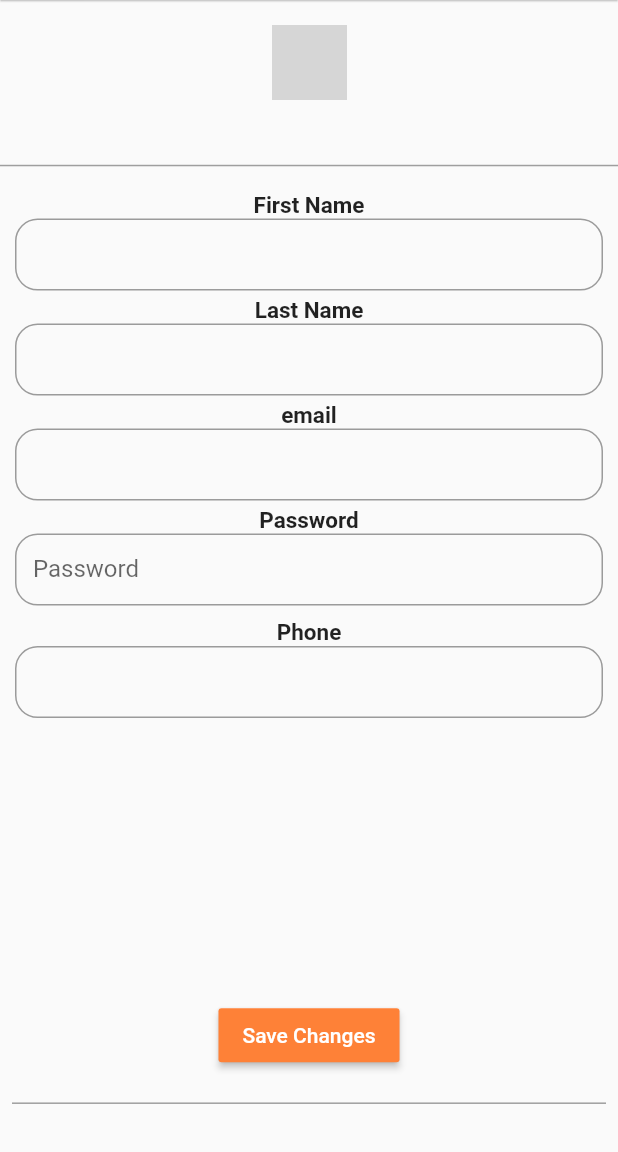
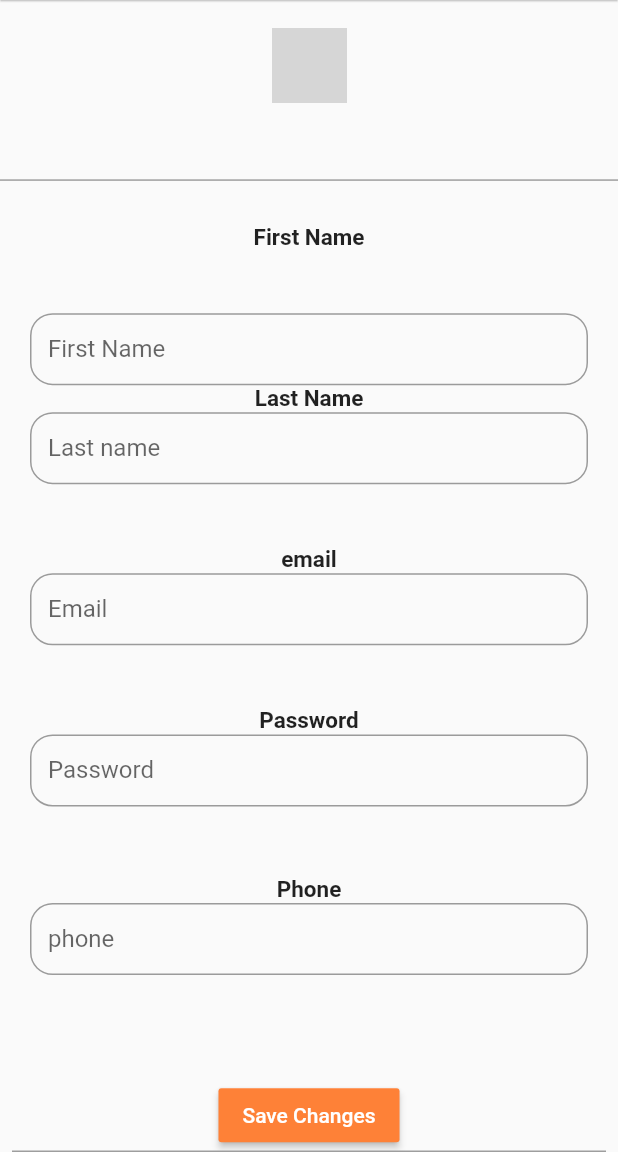
Before and after one commit to Yakumwamba/Flutter-starter-login, a Flutter app: the screen it shows after launch, after a tap on "Log in", after a tap on "Join Delivast", on a phone screen of 412 x 824 dp, the part 84-1236 px from its top. Run offline on Flutter 3.47's test engine with Material 2 defaults, Android fonts, the phone set to English and light mode, and no system bars; our stand-ins replace form_validator, get, get_storage; network calls fail; grey boxes are pictures that could not be loaded.

Commit message:
Form validation using form_validator

```diff
--- a/lib/screen_login.dart
+++ b/lib/screen_login.dart
@@ -1,4 +1,5 @@
 import 'package:flutter/material.dart';
+import 'package:form_validator/form_validator.dart';
 import 'package:get/get.dart';
 import 'package:get_storage/get_storage.dart';
 import 'package:trial_task_delivast/screen_profile.dart';
@@ -22,6 +23,8 @@ class _ScreenLoginState extends State<ScreenLogin> {
   TextEditingController passwordController = TextEditingController();
   bool _loading = false;
   final box = GetStorage();
+
+  final _formKey = GlobalKey<FormState>();
 
   @override
   void initState() {
@@ -115,8 +118,10 @@ class _ScreenLoginState extends State<ScreenLogin> {
     );
   }
 
-  Column _loginInputs() {
-    return Column(children: [
+  _loginInputs() {
+    return Form(
+      key: _formKey,
+      child: Column(children: [
         Center(
             child: Text(
           "Log in as Shopper or Driver",
@@ -128,8 +133,9 @@ class _ScreenLoginState extends State<ScreenLogin> {
               fontWeight: FontWeight.bold),
         )),
         SizedBox(height: 20),
-      TextField(
-        controller: emailController,
+        TextFormField(
+
+          validator: ValidationBuilder().email().required().build(),
           decoration: InputDecoration(
             border: new OutlineInputBorder(
               borderRadius: const BorderRadius.all(
@@ -145,8 +151,9 @@ class _ScreenLoginState extends State<ScreenLogin> {
           },
         ),
         SizedBox(height: 20),
-      TextField(
-        controller: emailController,
+        TextFormField(
+
+          validator: ValidationBuilder().minLength(8).required().build(),
           decoration: InputDecoration(
             border: new OutlineInputBorder(
               borderRadius: const BorderRadius.all(
@@ -168,6 +175,8 @@ class _ScreenLoginState extends State<ScreenLogin> {
                 ? RaisedButton(
                     onPressed: () async {
                       // Page route to Screen Profile
+
+                      if (_formKey.currentState.validate()) {
                         setState(() {
                           _loading = true;
                         });
@@ -182,6 +191,9 @@ class _ScreenLoginState extends State<ScreenLogin> {
                                 builder: (context) => ScreenProfile()),
                           );
                         });
+                      }else {
+                        Get.snackbar("Error", "Input error, try again");
+                      }
                     },
                     color: Color(0xffFE8137),
                     child: Text(
@@ -193,7 +205,8 @@ class _ScreenLoginState extends State<ScreenLogin> {
                     child: CircularProgressIndicator(
                     backgroundColor: Color(0xffFE8137),
                   ))),
-    ]);
+      ]),
+    );
   }
 
   Future _getUser() async {
--- a/lib/screen_profile.dart
+++ b/lib/screen_profile.dart
@@ -1,4 +1,5 @@
 import 'package:flutter/material.dart';
+import 'package:form_validator/form_validator.dart';
 import 'package:get/get.dart';
 import 'package:get_storage/get_storage.dart';
 
@@ -11,8 +12,13 @@ class ScreenProfile extends StatefulWidget {
 
 class _ScreenProfileState extends State<ScreenProfile> {
   final box = GetStorage();
+  final _key = GlobalKey<FormState>();
 
-  _logOut() {
+  void _validate() {
+    _key.currentState.validate();
+  }
+
+  void _logOut() {
     box.write("logged_in", "false");
 
     Get.back();
@@ -34,7 +40,7 @@ class _ScreenProfileState extends State<ScreenProfile> {
           automaticallyImplyLeading: false,
           title: Image.asset(
             "assets/images/logo_text.png",
-            height: 100,
+            height: 105,
             width: 100,
           ),
           leading: Builder(
@@ -58,7 +64,8 @@ class _ScreenProfileState extends State<ScreenProfile> {
             child: Column(
               mainAxisAlignment: MainAxisAlignment.center,
               children: [
-                Flexible(
+                Expanded(
+
                   flex: 2,
                   child: Container(
                       padding: EdgeInsets.only(top: 10),
@@ -79,24 +86,36 @@ class _ScreenProfileState extends State<ScreenProfile> {
                             const Divider(
                               color: Colors.grey,
                               height: 0.5,
-
                               thickness: 1,
                             ),
                           ])),
                 ),
-                Flexible(
+                Expanded(
                   flex: 9,
                   child: Padding(
-                    padding: const EdgeInsets.all(10.0),
+                    padding: EdgeInsets.all(20.0),
+                    child: Expanded(
+                      flex: 1,
                                           child: Container(
+
+                          child: Form(
+                        key: _key,
                         child: Column(children: [
-                      Container(
-                        height: 70,
+                          Expanded(
+                            flex: 1,
+                                                      child: Container(
+                              height: 100,
                               child: Column(
+                                mainAxisAlignment: MainAxisAlignment.spaceBetween,
                                 children: [
-                            Text("First Name",  style: TextStyle(
-                                  fontSize: 15, fontWeight: FontWeight.bold)),
-                            TextField(
+                                  Text("First Name",
+                                      style: TextStyle(
+                                          fontSize: 15,
+                                          fontWeight: FontWeight.bold)),
+                                  TextFormField(
+                                    validator:
+                                        ValidationBuilder().minLength(3).build(),
+                                    initialValue: box.read("first_name"),
                                     style: TextStyle(height: 0.3),
                                     decoration: InputDecoration(
                                         hintText: box.read("first_name"),
@@ -105,7 +124,7 @@ class _ScreenProfileState extends State<ScreenProfile> {
                                             const Radius.circular(15.0),
                                           ),
                                         ),
-                                  labelText: box.read("first_name")),
+                                        labelText: "First Name"),
                                     onChanged: (text) {
                                       setState(() {});
                                     },
@@ -113,22 +132,29 @@ class _ScreenProfileState extends State<ScreenProfile> {
                                 ],
                               ),
                             ),
-                      Container(
-                        height: 70,
+                          ),
+                          Expanded(
+                            flex: 1,
+                                                      child: Container(
+                              height: 105,
                               child: Column(
                                 children: [
-                            Text("Last Name",  style: TextStyle(
-                                  fontSize: 15, fontWeight: FontWeight.bold)),
-                            TextField(
+                                  Text("Last Name",
+                                      style: TextStyle(
+                                          fontSize: 15,
+                                          fontWeight: FontWeight.bold)),
+                                  TextFormField(
+                                    validator:
+                                        ValidationBuilder().minLength(3).build(),
                                     style: TextStyle(height: 0.3),
+                                    initialValue: box.read("last_name"),
                                     decoration: InputDecoration(
-                                hintText: box.read("last_name"),
                                       border: new OutlineInputBorder(
                                         borderRadius: const BorderRadius.all(
                                           const Radius.circular(15.0),
                                         ),
                                       ),
-                                labelText: box.read("last_name"),
+                                      labelText: "Last name",
                                     ),
                                     onChanged: (text) {
                                       setState(() {});
@@ -137,16 +163,24 @@ class _ScreenProfileState extends State<ScreenProfile> {
                                 ],
                               ),
                             ),
-                      Container(
-                        height: 70,
+                          ),
+                          Expanded(
+                            flex: 1,
+
+                                                      child: Container(
+                              height: 105,
                               child: Column(
                                 children: [
-                            Text("email",  style: TextStyle(
-                                  fontSize: 15, fontWeight: FontWeight.bold)),
-                            TextField(
+                                  Text("email",
+                                      style: TextStyle(
+                                          fontSize: 15,
+                                          fontWeight: FontWeight.bold)),
+                                  TextFormField(
+                                    validator: ValidationBuilder().email().build(),
                                     style: TextStyle(height: 0.3),
+                                    initialValue: box.read("email"),
                                     decoration: InputDecoration(
-                                hintText: box.read("email"),
+                                      labelText: "Email",
                                       border: new OutlineInputBorder(
                                         borderRadius: const BorderRadius.all(
                                           const Radius.circular(15.0),
@@ -160,8 +194,11 @@ class _ScreenProfileState extends State<ScreenProfile> {
                                 ],
                               ),
                             ),
-                      Container(
-                        height: 70,
+                          ),
+                          Expanded(
+                            flex: 1,
+                                                      child: Container(
+                              height: 105,
                               child: Column(
                                 children: [
                                   Text(
@@ -169,7 +206,9 @@ class _ScreenProfileState extends State<ScreenProfile> {
                                     style: TextStyle(
                                         fontSize: 15, fontWeight: FontWeight.bold),
                                   ),
-                            TextField(
+                                  TextFormField(
+                                    validator:
+                                        ValidationBuilder().minLength(8).build(),
                                     style: TextStyle(height: 0.3),
                                     obscureText: true,
                                     decoration: InputDecoration(
@@ -186,23 +225,30 @@ class _ScreenProfileState extends State<ScreenProfile> {
                                 ],
                               ),
                             ),
+                          ),
                           SizedBox(height: 5),
-                      Container(
-                        height: 70,
+                          Expanded(
+                            flex: 1,
+                                                      child: Container(
+                              height: 100,
                               child: Column(
                                 children: [
-                            Text("Phone",  style: TextStyle(
-                                  fontSize: 15, fontWeight: FontWeight.bold)),
-                            TextField(
+                                  Text("Phone",
+                                      style: TextStyle(
+                                          fontSize: 15,
+                                          fontWeight: FontWeight.bold)),
+                                  TextFormField(
+                                    validator: ValidationBuilder().phone().build(),
                                     style: TextStyle(height: 0.3),
+                                    initialValue:  box.read("phone") ,
                                     decoration: InputDecoration(
-                                hintText: box.read("phone"),
+
                                       border: new OutlineInputBorder(
                                         borderRadius: const BorderRadius.all(
                                           const Radius.circular(15.0),
                                         ),
                                       ),
-                                labelText: box.read("phone"),
+                                      labelText: "phone",
                                     ),
                                     onChanged: (text) {
                                       setState(() {});
@@ -211,12 +257,13 @@ class _ScreenProfileState extends State<ScreenProfile> {
                                 ],
                               ),
                             ),
-                    ])),
+                          ),
+                        ]),
+                      )),
                     ),
                   ),
-                Flexible(
-                  flex: 3,
-                  child: Container(
+                ),
+                Container(
                     padding: EdgeInsets.all(8),
                     child: Column(
                         mainAxisAlignment: MainAxisAlignment.spaceAround,
@@ -224,6 +271,9 @@ class _ScreenProfileState extends State<ScreenProfile> {
                           RaisedButton(
                             onPressed: () async {
                               // Page route to Screen Profile
+                              if (_key.currentState.validate()) {
+                                Get.snackbar("Successful", "Processing data");
+                              }
                             },
                             color: Color(0xffFE8137),
                             child: Text(
@@ -259,8 +309,7 @@ class _ScreenProfileState extends State<ScreenProfile> {
                                   ))
                             ],
                           )
-                          ])),
-                )
+                        ]))
               ],
             ),
           ),
--- a/pubspec.yaml
+++ b/pubspec.yaml
@@ -26,6 +26,7 @@ dependencies:
   http: ^0.12.2
   get: ^3.24.0
   get_storage:
+  form_validator: ^0.1.7
 
 
 
```
Also changed, not shown: pubspec.lock. Lines whose indentation alone changed are shown as unchanged.
